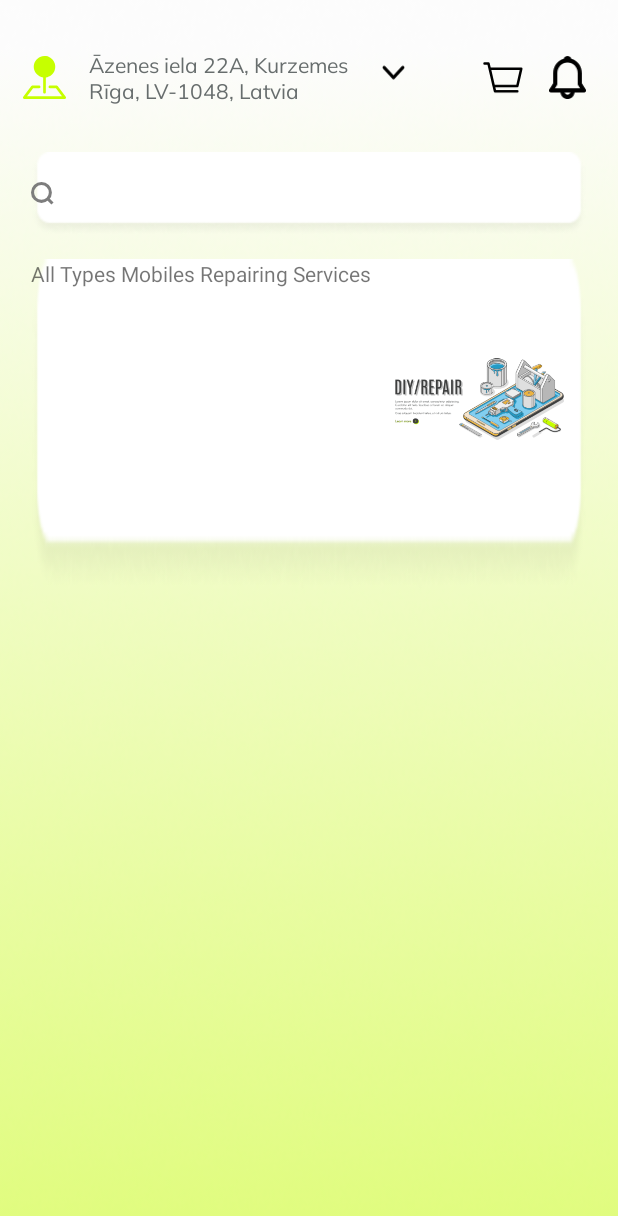
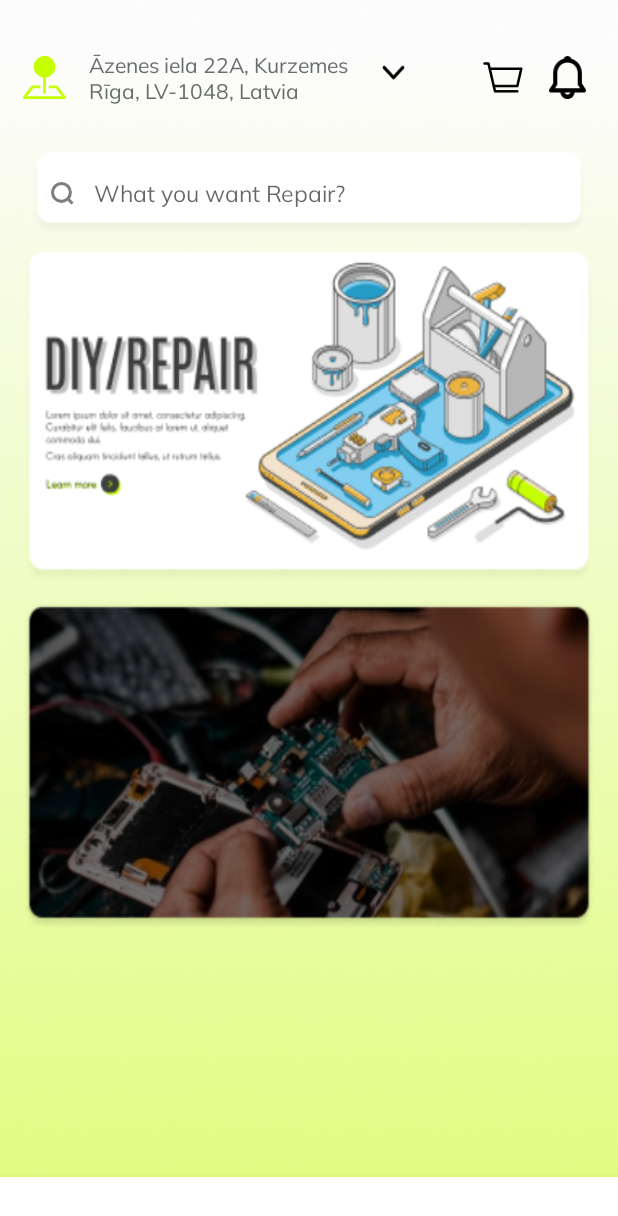
Before and after one commit to shivangicloudwapp/PhoneRepair, an Android app: the DashboardActivity screen opened directly, with no data from a screen before it, on a phone screen of 412 x 824 dp. Shown: the top 1216 px of the screen. Run offline under Robolectric (Android 15) with nearby library versions, the phone set to English and light mode, and no system bars; our stand-ins replace sdp/ssp sizes.

Commit message:
update 25mar2020 7:17

```diff
--- a/app/src/main/res/layout/activity_dashboard.xml
+++ b/app/src/main/res/layout/activity_dashboard.xml
@@ -8,10 +8,18 @@
     android:orientation="vertical"
     tools:context=".activity.DashboardActivity">
 
+    <ScrollView
+        android:layout_width="match_parent"
+        android:layout_height="match_parent">
+        <LinearLayout
+            android:layout_width="match_parent"
+            android:layout_height="match_parent"
+            android:orientation="vertical">
             <LinearLayout
                 android:layout_width="match_parent"
                 android:layout_height="wrap_content"
                 android:orientation="vertical">
+
                 <RelativeLayout
                     android:layout_width="match_parent"
                     android:layout_height="wrap_content"
@@ -51,16 +59,16 @@
                         <ImageView
                             android:layout_width="@dimen/_22sdp"
                             android:layout_height="@dimen/_22sdp"
+                            android:layout_marginRight="@dimen/_14sdp"
                             android:layout_weight=".5"
-                    android:layout_marginRight="@dimen/_14sdp"
                             android:src="@drawable/ic_vector__46_" />
                     </LinearLayout>
 
                     <LinearLayout
                         android:layout_width="wrap_content"
                         android:layout_height="wrap_content"
-                android:layout_centerVertical="true"
-                android:layout_alignParentRight="true">
+                        android:layout_alignParentRight="true"
+                        android:layout_centerVertical="true">
 
                         <ImageView
                             android:id="@+id/tvCart"
@@ -78,37 +86,46 @@
                     </LinearLayout>
 
                 </RelativeLayout>
+
                 <EditText
                     android:layout_width="match_parent"
                     android:layout_height="@dimen/_43sdp"
+                    android:layout_marginHorizontal="@dimen/_16sdp"
                     android:layout_marginTop="@dimen/_24sdp"
-            android:layout_marginHorizontal="@dimen/_16sdp"
-            android:drawablePadding="@dimen/_14sdp"
+                    android:layout_weight="400"
                     android:background="@drawable/rectangle26"
-            android:drawableStart="@drawable/ic_vector__48_"/>
+                    android:drawableStart="@drawable/ic_vector__48_"
+                    android:drawablePadding="@dimen/_10sdp"
+                    android:fontFamily="@font/mulish_regular"
+                    android:hint="What you want Repair?"
+                    android:paddingStart="@dimen/_10sdp"
+                    android:textSize="@dimen/_12sdp" />
 
-        <LinearLayout
-            android:layout_width="match_parent"
-            android:layout_height="@dimen/_172sdp"
-            android:background="@drawable/rectangle26"
-            android:layout_marginTop="@dimen/_12sdp"
-            android:layout_marginHorizontal="@dimen/_16sdp">
-
-            <TextView
-                android:layout_width="wrap_content"
-                android:layout_height="wrap_content"
-                android:text="All Types Mobiles Repairing Services"/>
 
                 <ImageView
                     android:layout_width="match_parent"
-                android:layout_height="wrap_content"
-                android:src="@drawable/group7"
-                android:scaleType="fitCenter"
-                android:layout_margin="@dimen/_12sdp"/>
+                    android:layout_height="@dimen/_170sdp"
+                    android:layout_marginHorizontal="@dimen/_12sdp"
+                    android:layout_marginVertical="@dimen/_8sdp"
+                    android:background="@drawable/img_1" />
+
+
+                <ImageView
+                    android:layout_width="match_parent"
+                    android:layout_height="@dimen/_170sdp"
+                    android:layout_marginHorizontal="@dimen/_12sdp"
+                    android:background="@drawable/group1042" />
+
 
             </LinearLayout>
+        </LinearLayout>
+    </ScrollView>
 
-    </LinearLayout>
+    <com.google.android.material.bottomnavigation.BottomNavigationView
+        android:layout_width="match_parent"
+        android:layout_height="@dimen/_30sdp"
+        android:layout_alignParentBottom="true"
+        android:background="@color/white"></com.google.android.material.bottomnavigation.BottomNavigationView>
 
 
 
```
Also changed, not shown: app/src/main/res/drawable/img_1.png (added). Lines whose indentation alone changed are shown as unchanged.
